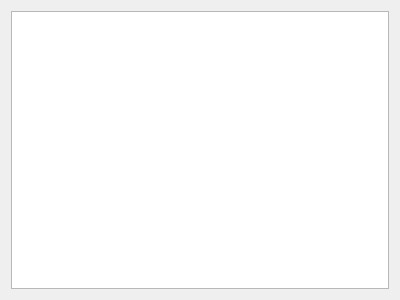
Old version of the form ContentWidgetService.ui in the repository EfimovIB/AutoServiceManager.
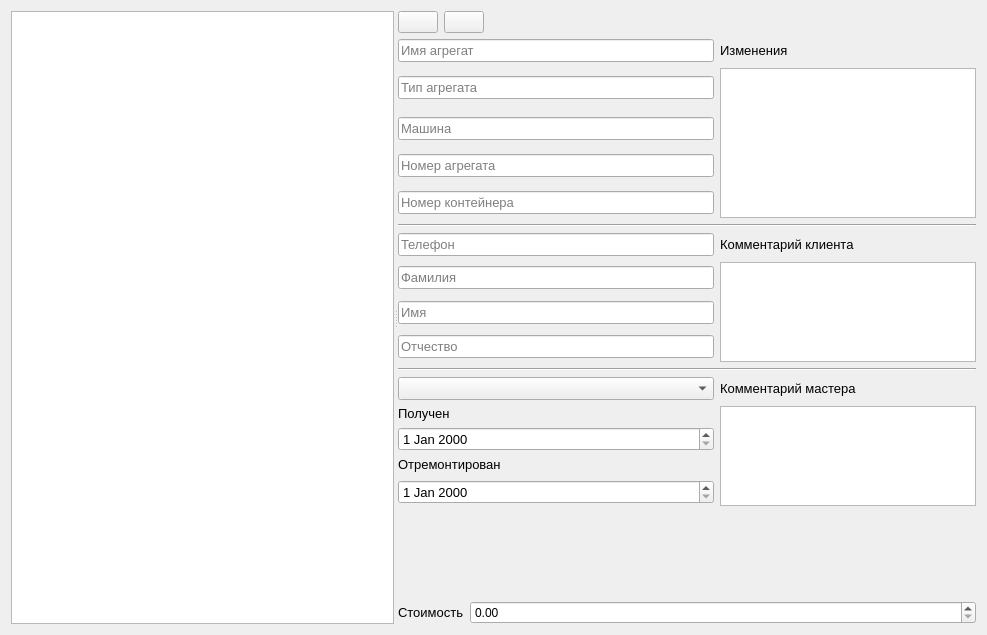
New version of the form. Icons and pictures are not drawn.

The edit to the form file:
```diff
--- a/ContentWidgetService.ui
+++ b/ContentWidgetService.ui
@@ -6,8 +6,8 @@
    <rect>
     <x>0</x>
     <y>0</y>
-    <width>400</width>
-    <height>300</height>
+    <width>987</width>
+    <height>635</height>
    </rect>
   </property>
   <property name="windowTitle">
@@ -18,7 +18,468 @@
   </property>
   <layout class="QGridLayout" name="gridLayout">
    <item row="0" column="0">
-    <widget class="QTreeView" name="treeView"/>
+    <widget class="QSplitter" name="splitter">
+     <property name="orientation">
+      <enum>Qt::Horizontal</enum>
+     </property>
+     <widget class="QTreeView" name="treeView">
+      <property name="sizePolicy">
+       <sizepolicy hsizetype="Maximum" vsizetype="Expanding">
+        <horstretch>0</horstretch>
+        <verstretch>0</verstretch>
+       </sizepolicy>
+      </property>
+     </widget>
+     <widget class="QWidget" name="details" native="true">
+      <property name="sizePolicy">
+       <sizepolicy hsizetype="Minimum" vsizetype="Expanding">
+        <horstretch>0</horstretch>
+        <verstretch>0</verstretch>
+       </sizepolicy>
+      </property>
+      <layout class="QVBoxLayout" name="verticalLayout">
+       <property name="topMargin">
+        <number>0</number>
+       </property>
+       <property name="rightMargin">
+        <number>0</number>
+       </property>
+       <property name="bottomMargin">
+        <number>0</number>
+       </property>
+       <item>
+        <layout class="QHBoxLayout" name="horizontalLayout_2">
+         <item>
+          <widget class="QPushButton" name="edit">
+           <property name="text">
+            <string/>
+           </property>
+           <property name="icon">
+            <iconset resource="asm.qrc">
+             <normaloff>:/button/pictures/edit.png</normaloff>:/button/pictures/edit.png</iconset>
+           </property>
+           <property name="iconSize">
+            <size>
+             <width>32</width>
+             <height>32</height>
+            </size>
+           </property>
+          </widget>
+         </item>
+         <item>
+          <widget class="QPushButton" name="save">
+           <property name="text">
+            <string/>
+           </property>
+           <property name="icon">
+            <iconset resource="asm.qrc">
+             <normaloff>:/button/pictures/save.png</normaloff>:/button/pictures/save.png</iconset>
+           </property>
+           <property name="iconSize">
+            <size>
+             <width>32</width>
+             <height>32</height>
+            </size>
+           </property>
+          </widget>
+         </item>
+         <item>
+          <spacer name="horizontalSpacer">
+           <property name="orientation">
+            <enum>Qt::Horizontal</enum>
+           </property>
+           <property name="sizeHint" stdset="0">
+            <size>
+             <width>40</width>
+             <height>20</height>
+            </size>
+           </property>
+          </spacer>
+         </item>
+        </layout>
+       </item>
+       <item>
+        <layout class="QGridLayout" name="gridLayout_2">
+         <item row="10" column="0" colspan="2">
+          <widget class="Line" name="line_2">
+           <property name="orientation">
+            <enum>Qt::Horizontal</enum>
+           </property>
+          </widget>
+         </item>
+         <item row="5" column="0" colspan="2">
+          <widget class="Line" name="line">
+           <property name="orientation">
+            <enum>Qt::Horizontal</enum>
+           </property>
+          </widget>
+         </item>
+         <item row="0" column="0">
+          <widget class="QLineEdit" name="agregateName">
+           <property name="font">
+            <font>
+             <pointsize>10</pointsize>
+            </font>
+           </property>
+           <property name="placeholderText">
+            <string>Имя агрегат</string>
+           </property>
+          </widget>
+         </item>
+         <item row="0" column="1">
+          <widget class="QLabel" name="label_2">
+           <property name="sizePolicy">
+            <sizepolicy hsizetype="Preferred" vsizetype="Fixed">
+             <horstretch>0</horstretch>
+             <verstretch>0</verstretch>
+            </sizepolicy>
+           </property>
+           <property name="font">
+            <font>
+             <pointsize>10</pointsize>
+            </font>
+           </property>
+           <property name="text">
+            <string>Изменения</string>
+           </property>
+          </widget>
+         </item>
+         <item row="1" column="0">
+          <widget class="QLineEdit" name="agregateType">
+           <property name="font">
+            <font>
+             <pointsize>10</pointsize>
+            </font>
+           </property>
+           <property name="placeholderText">
+            <string>Тип агрегата</string>
+           </property>
+          </widget>
+         </item>
+         <item row="1" column="1" rowspan="4">
+          <widget class="QPlainTextEdit" name="changed">
+           <property name="sizePolicy">
+            <sizepolicy hsizetype="Maximum" vsizetype="Fixed">
+             <horstretch>0</horstretch>
+             <verstretch>0</verstretch>
+            </sizepolicy>
+           </property>
+           <property name="maximumSize">
+            <size>
+             <width>16777215</width>
+             <height>150</height>
+            </size>
+           </property>
+           <property name="font">
+            <font>
+             <pointsize>10</pointsize>
+            </font>
+           </property>
+           <property name="documentTitle">
+            <string/>
+           </property>
+           <property name="plainText">
+            <string/>
+           </property>
+          </widget>
+         </item>
+         <item row="2" column="0">
+          <widget class="QLineEdit" name="car">
+           <property name="font">
+            <font>
+             <pointsize>10</pointsize>
+            </font>
+           </property>
+           <property name="placeholderText">
+            <string>Машина</string>
+           </property>
+          </widget>
+         </item>
+         <item row="3" column="0">
+          <widget class="QLineEdit" name="agregateNumber">
+           <property name="font">
+            <font>
+             <pointsize>10</pointsize>
+            </font>
+           </property>
+           <property name="placeholderText">
+            <string>Номер агрегата</string>
+           </property>
+          </widget>
+         </item>
+         <item row="4" column="0">
+          <widget class="QLineEdit" name="boxNumber">
+           <property name="font">
+            <font>
+             <pointsize>10</pointsize>
+            </font>
+           </property>
+           <property name="placeholderText">
+            <string>Номер контейнера</string>
+           </property>
+          </widget>
+         </item>
+         <item row="6" column="0">
+          <widget class="QLineEdit" name="telephone">
+           <property name="font">
+            <font>
+             <pointsize>10</pointsize>
+            </font>
+           </property>
+           <property name="placeholderText">
+            <string>Телефон</string>
+           </property>
+          </widget>
+         </item>
+         <item row="6" column="1">
+          <widget class="QLabel" name="label">
+           <property name="sizePolicy">
+            <sizepolicy hsizetype="Preferred" vsizetype="Fixed">
+             <horstretch>0</horstretch>
+             <verstretch>0</verstretch>
+            </sizepolicy>
+           </property>
+           <property name="font">
+            <font>
+             <pointsize>10</pointsize>
+            </font>
+           </property>
+           <property name="text">
+            <string>Комментарий клиента</string>
+           </property>
+          </widget>
+         </item>
+         <item row="7" column="0">
+          <widget class="QLineEdit" name="surname">
+           <property name="font">
+            <font>
+             <pointsize>10</pointsize>
+            </font>
+           </property>
+           <property name="placeholderText">
+            <string>Фамилия</string>
+           </property>
+          </widget>
+         </item>
+         <item row="7" column="1" rowspan="3">
+          <widget class="QPlainTextEdit" name="personComments">
+           <property name="sizePolicy">
+            <sizepolicy hsizetype="Maximum" vsizetype="Fixed">
+             <horstretch>0</horstretch>
+             <verstretch>0</verstretch>
+            </sizepolicy>
+           </property>
+           <property name="maximumSize">
+            <size>
+             <width>16777215</width>
+             <height>100</height>
+            </size>
+           </property>
+           <property name="font">
+            <font>
+             <pointsize>10</pointsize>
+            </font>
+           </property>
+           <property name="documentTitle">
+            <string/>
+           </property>
+           <property name="plainText">
+            <string/>
+           </property>
+          </widget>
+         </item>
+         <item row="8" column="0">
+          <widget class="QLineEdit" name="name">
+           <property name="font">
+            <font>
+             <pointsize>10</pointsize>
+            </font>
+           </property>
+           <property name="placeholderText">
+            <string>Имя</string>
+           </property>
+          </widget>
+         </item>
+         <item row="9" column="0">
+          <widget class="QLineEdit" name="patronymic">
+           <property name="font">
+            <font>
+             <pointsize>10</pointsize>
+            </font>
+           </property>
+           <property name="placeholderText">
+            <string>Отчество</string>
+           </property>
+          </widget>
+         </item>
+         <item row="11" column="0">
+          <widget class="QComboBox" name="masters">
+           <property name="sizePolicy">
+            <sizepolicy hsizetype="Expanding" vsizetype="Fixed">
+             <horstretch>0</horstretch>
+             <verstretch>0</verstretch>
+            </sizepolicy>
+           </property>
+           <property name="font">
+            <font>
+             <pointsize>10</pointsize>
+            </font>
+           </property>
+          </widget>
+         </item>
+         <item row="12" column="0">
+          <widget class="QLabel" name="label_4">
+           <property name="sizePolicy">
+            <sizepolicy hsizetype="Preferred" vsizetype="Fixed">
+             <horstretch>0</horstretch>
+             <verstretch>0</verstretch>
+            </sizepolicy>
+           </property>
+           <property name="font">
+            <font>
+             <pointsize>10</pointsize>
+            </font>
+           </property>
+           <property name="text">
+            <string>Получен</string>
+           </property>
+          </widget>
+         </item>
+         <item row="12" column="1" rowspan="4">
+          <widget class="QPlainTextEdit" name="mastersComments">
+           <property name="sizePolicy">
+            <sizepolicy hsizetype="Maximum" vsizetype="Fixed">
+             <horstretch>0</horstretch>
+             <verstretch>0</verstretch>
+            </sizepolicy>
+           </property>
+           <property name="maximumSize">
+            <size>
+             <width>16777215</width>
+             <height>100</height>
+            </size>
+           </property>
+           <property name="font">
+            <font>
+             <pointsize>10</pointsize>
+            </font>
+           </property>
+           <property name="documentTitle">
+            <string/>
+           </property>
+           <property name="plainText">
+            <string/>
+           </property>
+          </widget>
+         </item>
+         <item row="13" column="0">
+          <widget class="QDateEdit" name="startDate">
+           <property name="font">
+            <font>
+             <pointsize>10</pointsize>
+            </font>
+           </property>
+          </widget>
+         </item>
+         <item row="14" column="0">
+          <widget class="QLabel" name="label_6">
+           <property name="sizePolicy">
+            <sizepolicy hsizetype="Preferred" vsizetype="Fixed">
+             <horstretch>0</horstretch>
+             <verstretch>0</verstretch>
+            </sizepolicy>
+           </property>
+           <property name="font">
+            <font>
+             <pointsize>10</pointsize>
+            </font>
+           </property>
+           <property name="text">
+            <string>Отремонтирован</string>
+           </property>
+          </widget>
+         </item>
+         <item row="15" column="0">
+          <widget class="QDateEdit" name="endDate">
+           <property name="font">
+            <font>
+             <pointsize>10</pointsize>
+            </font>
+           </property>
+          </widget>
+         </item>
+         <item row="11" column="1">
+          <widget class="QLabel" name="label_5">
+           <property name="sizePolicy">
+            <sizepolicy hsizetype="Preferred" vsizetype="Fixed">
+             <horstretch>0</horstretch>
+             <verstretch>0</verstretch>
+            </sizepolicy>
+           </property>
+           <property name="font">
+            <font>
+             <pointsize>10</pointsize>
+            </font>
+           </property>
+           <property name="text">
+            <string>Комментарий мастера</string>
+           </property>
+          </widget>
+         </item>
+        </layout>
+       </item>
+       <item>
+        <spacer name="verticalSpacer">
+         <property name="orientation">
+          <enum>Qt::Vertical</enum>
+         </property>
+         <property name="sizeHint" stdset="0">
+          <size>
+           <width>20</width>
+           <height>40</height>
+          </size>
+         </property>
+        </spacer>
+       </item>
+       <item>
+        <layout class="QHBoxLayout" name="horizontalLayout">
+         <item>
+          <widget class="QLabel" name="label_3">
+           <property name="sizePolicy">
+            <sizepolicy hsizetype="Maximum" vsizetype="Fixed">
+             <horstretch>0</horstretch>
+             <verstretch>0</verstretch>
+            </sizepolicy>
+           </property>
+           <property name="font">
+            <font>
+             <pointsize>10</pointsize>
+            </font>
+           </property>
+           <property name="text">
+            <string>Стоимость</string>
+           </property>
+          </widget>
+         </item>
+         <item>
+          <widget class="QDoubleSpinBox" name="price">
+           <property name="sizePolicy">
+            <sizepolicy hsizetype="Expanding" vsizetype="Fixed">
+             <horstretch>0</horstretch>
+             <verstretch>0</verstretch>
+            </sizepolicy>
+           </property>
+          </widget>
+         </item>
+        </layout>
+       </item>
+      </layout>
+      <zorder>verticalSpacer</zorder>
+      <zorder>edit</zorder>
+      <zorder>save</zorder>
+      <zorder>horizontalSpacer</zorder>
+     </widget>
+    </widget>
    </item>
   </layout>
  </widget>
```
Left out of the diff: 4 changed lines with no effect on the pictures.
